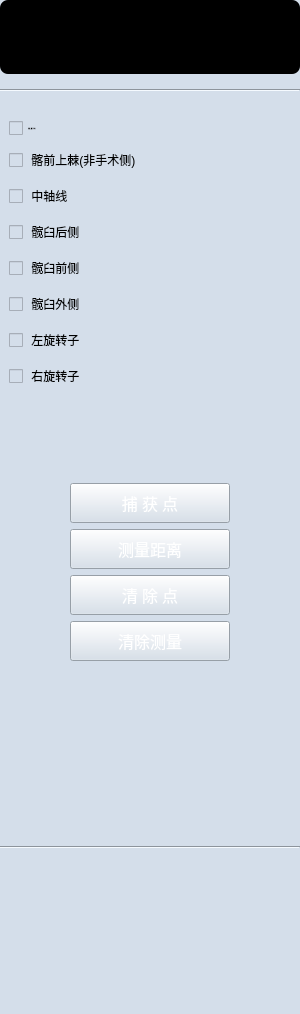
First picture: the form in Plugins/org.mitk.lancet.qctmark/src/internal/QCTMarkerControls.ui, repository zhaomengxiao/LancetMITK-Adition, before the edit.
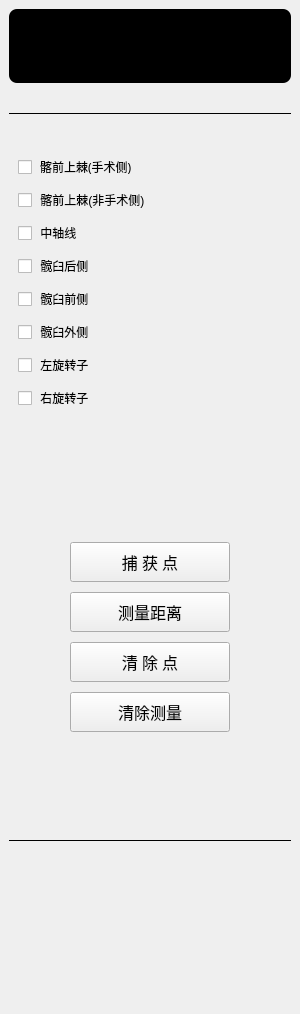
Second picture: the form after the edit. Icons and pictures are not drawn.

```diff
--- a/Plugins/org.mitk.lancet.qctmark/src/internal/QCTMarkerControls.ui
+++ b/Plugins/org.mitk.lancet.qctmark/src/internal/QCTMarkerControls.ui
@@ -32,7 +32,7 @@
    <string>硬件准备</string>
   </property>
   <property name="styleSheet">
-   <string notr="true">background:#d4deea;</string>
+   <string notr="true"/>
   </property>
   <property name="currentIndex" stdset="0">
    <number>0</number>
@@ -50,6 +50,21 @@
     <string notr="true"/>
    </property>
    <layout class="QVBoxLayout" name="verticalLayout_4">
+    <property name="spacing">
+     <number>0</number>
+    </property>
+    <property name="leftMargin">
+     <number>9</number>
+    </property>
+    <property name="topMargin">
+     <number>9</number>
+    </property>
+    <property name="rightMargin">
+     <number>9</number>
+    </property>
+    <property name="bottomMargin">
+     <number>9</number>
+    </property>
     <item>
      <widget class="QWidget" name="widget_2" native="true">
       <property name="sizePolicy">
@@ -79,7 +94,23 @@
      </widget>
     </item>
     <item>
-     <widget class="Line" name="line_5">
+     <spacer name="verticalSpacer_3">
+      <property name="orientation">
+       <enum>Qt::Vertical</enum>
+      </property>
+      <property name="sizeType">
+       <enum>QSizePolicy::Fixed</enum>
+      </property>
+      <property name="sizeHint" stdset="0">
+       <size>
+        <width>20</width>
+        <height>20</height>
+       </size>
+      </property>
+     </spacer>
+    </item>
+    <item>
+     <widget class="Line" name="line1">
       <property name="minimumSize">
        <size>
         <width>0</width>
@@ -87,14 +118,32 @@
        </size>
       </property>
       <property name="styleSheet">
-       <string notr="true">border-image: url(:/image/fenge.png);
-</string>
+       <string notr="true"/>
+      </property>
+      <property name="frameShadow">
+       <enum>QFrame::Plain</enum>
       </property>
       <property name="orientation">
        <enum>Qt::Horizontal</enum>
       </property>
      </widget>
     </item>
+    <item>
+     <spacer name="verticalSpacer_4">
+      <property name="orientation">
+       <enum>Qt::Vertical</enum>
+      </property>
+      <property name="sizeType">
+       <enum>QSizePolicy::Fixed</enum>
+      </property>
+      <property name="sizeHint" stdset="0">
+       <size>
+        <width>20</width>
+        <height>20</height>
+       </size>
+      </property>
+     </spacer>
+    </item>
     <item>
      <widget class="QFrame" name="frame_2">
       <property name="minimumSize">
@@ -118,23 +167,13 @@
          <property name="font">
           <font>
            <family>黑体</family>
-           <pointsize>-1</pointsize>
            <weight>50</weight>
            <italic>false</italic>
            <bold>false</bold>
           </font>
          </property>
          <property name="styleSheet">
-          <string notr="true">QCheckBox::indicator:unchecked {image:  url(:/org.mitk.lancet.qctmark//image/radio_success.png);}
-QCheckBox{
-	font: 18px &quot;黑体&quot;;
-    color:black;
-}
-QCheckBox::indicator:checked {image: url(:/org.mitk.lancet.qctmark//image/radio.png);;color:green;}
-QCheckBox:unchecked {color:black;}
-QCheckBox:checked {color: rgb(55,174,150);}
-
-</string>
+          <string notr="true"/>
          </property>
          <property name="text">
           <string> 髂前上棘(手术侧)</string>
@@ -150,16 +189,7 @@
        <item>
         <widget class="QCheckBox" name="checkBox_2">
          <property name="styleSheet">
-          <string notr="true">QCheckBox::indicator:unchecked {image:  url(:/org.mitk.lancet.qctmark//image/radio_success.png);}
-QCheckBox{
-	font: 18px &quot;黑体&quot;;
-    color:black;
-}
-QCheckBox::indicator:checked {image: url(:/org.mitk.lancet.qctmark//image/radio.png);;color:green;}
-QCheckBox:unchecked {color:black;}
-QCheckBox:checked {color: rgb(55,174,150);}
-
-</string>
+          <string notr="true"/>
          </property>
          <property name="text">
           <string> 髂前上棘(非手术侧)</string>
@@ -172,16 +202,7 @@
        <item>
         <widget class="QCheckBox" name="checkBox_3">
          <property name="styleSheet">
-          <string notr="true">QCheckBox::indicator:unchecked {image:  url(:/org.mitk.lancet.qctmark//image/radio_success.png);}
-QCheckBox{
-	font: 18px &quot;黑体&quot;;
-    color:black;
-}
-QCheckBox::indicator:checked {image: url(:/org.mitk.lancet.qctmark//image/radio.png);;color:green;}
-QCheckBox:unchecked {color:black;}
-QCheckBox:checked {color: rgb(55,174,150);}
-
-</string>
+          <string notr="true"/>
          </property>
          <property name="text">
           <string> 中轴线</string>
@@ -194,15 +215,7 @@
        <item>
         <widget class="QCheckBox" name="checkBox_4">
          <property name="styleSheet">
-          <string notr="true">QCheckBox::indicator:unchecked {image:  url(:/org.mitk.lancet.qctmark//image/radio_success.png);}
-QCheckBox{
-	font: 18px &quot;黑体&quot;;
-    color:black;
-}
-QCheckBox::indicator:checked {image: url(:/org.mitk.lancet.qctmark//image/radio.png);;color:green;}
-QCheckBox:unchecked {color:black;}
-QCheckBox:checked {color: rgb(55,174,150);}
-</string>
+          <string notr="true"/>
          </property>
          <property name="text">
           <string> 髋臼后侧</string>
@@ -215,15 +228,7 @@
        <item>
         <widget class="QCheckBox" name="checkBox_5">
          <property name="styleSheet">
-          <string notr="true">QCheckBox::indicator:unchecked {image:  url(:/org.mitk.lancet.qctmark//image/radio_success.png);}
-QCheckBox{
-	font: 18px &quot;黑体&quot;;
-    color:black;
-}
-QCheckBox::indicator:checked {image: url(:/org.mitk.lancet.qctmark//image/radio.png);;color:green;}
-QCheckBox:unchecked {color:black;}
-QCheckBox:checked {color: rgb(55,174,150);}
-</string>
+          <string notr="true"/>
          </property>
          <property name="text">
           <string> 髋臼前侧</string>
@@ -236,15 +241,7 @@
        <item>
         <widget class="QCheckBox" name="checkBox_6">
          <property name="styleSheet">
-          <string notr="true">QCheckBox::indicator:unchecked {image:  url(:/org.mitk.lancet.qctmark//image/radio_success.png);}
-QCheckBox{
-	font: 18px &quot;黑体&quot;;
-    color:black;
-}
-QCheckBox::indicator:checked {image: url(:/org.mitk.lancet.qctmark//image/radio.png);;color:green;}
-QCheckBox:unchecked {color:black;}
-QCheckBox:checked {color: rgb(55,174,150);}
-</string>
+          <string notr="true"/>
          </property>
          <property name="text">
           <string> 髋臼外侧</string>
@@ -257,15 +254,7 @@
        <item>
         <widget class="QCheckBox" name="checkBox_7">
          <property name="styleSheet">
-          <string notr="true">QCheckBox::indicator:unchecked {image:  url(:/org.mitk.lancet.qctmark//image/radio_success.png);}
-QCheckBox{
-	font: 18px &quot;黑体&quot;;
-    color:black;
-}
-QCheckBox::indicator:checked {image: url(:/org.mitk.lancet.qctmark//image/radio.png);;color:green;}
-QCheckBox:unchecked {color:black;}
-QCheckBox:checked {color: rgb(55,174,150);}
-</string>
+          <string notr="true"/>
          </property>
          <property name="text">
           <string> 左旋转子</string>
@@ -278,15 +267,7 @@
        <item>
         <widget class="QCheckBox" name="checkBox_8">
          <property name="styleSheet">
-          <string notr="true">QCheckBox::indicator:unchecked {image:  url(:/org.mitk.lancet.qctmark//image/radio_success.png);}
-QCheckBox{
-	font: 18px &quot;黑体&quot;;
-    color:black;
-}
-QCheckBox::indicator:checked {image: url(:/org.mitk.lancet.qctmark//image/radio.png);;color:green;}
-QCheckBox:unchecked {color:black;}
-QCheckBox:checked {color: rgb(55,174,150);}
-</string>
+          <string notr="true"/>
          </property>
          <property name="text">
           <string> 右旋转子</string>
@@ -296,6 +277,22 @@
          </property>
         </widget>
        </item>
+       <item>
+        <spacer name="verticalSpacer_9">
+         <property name="orientation">
+          <enum>Qt::Vertical</enum>
+         </property>
+         <property name="sizeType">
+          <enum>QSizePolicy::Fixed</enum>
+         </property>
+         <property name="sizeHint" stdset="0">
+          <size>
+           <width>20</width>
+           <height>20</height>
+          </size>
+         </property>
+        </spacer>
+       </item>
       </layout>
      </widget>
     </item>
@@ -307,7 +304,7 @@
       <property name="sizeHint" stdset="0">
        <size>
         <width>20</width>
-        <height>40</height>
+        <height>20</height>
        </size>
       </property>
      </spacer>
@@ -348,24 +345,7 @@
          </font>
         </property>
         <property name="styleSheet">
-         <string notr="true">QPushButton{
-	border-image: url(:/org.mitk.lancet.qctmark/image/default.png);
-	color:white;
-}
-QPushButton::hover
-{
-	border-image: url(:/org.mitk.lancet.qctmark//image/on.png);
-	color:balck;
-}
-QPushButton::disabled
-{
-	border-image: url(:/org.mitk.lancet.qctmark//image/disabled.png);	
-	color: rgb(153, 153, 153);
-}
-QPushButton:pressed{
-	padding-left:6px;
-	padding-top:6px;
-}</string>
+         <string notr="true"/>
         </property>
         <property name="text">
          <string>捕 获 点</string>
@@ -393,6 +373,22 @@
       </item>
      </layout>
     </item>
+    <item>
+     <spacer name="verticalSpacer_6">
+      <property name="orientation">
+       <enum>Qt::Vertical</enum>
+      </property>
+      <property name="sizeType">
+       <enum>QSizePolicy::Fixed</enum>
+      </property>
+      <property name="sizeHint" stdset="0">
+       <size>
+        <width>20</width>
+        <height>10</height>
+       </size>
+      </property>
+     </spacer>
+    </item>
     <item>
      <layout class="QHBoxLayout" name="horizontalLayout_2">
       <item>
@@ -423,24 +419,7 @@
          </font>
         </property>
         <property name="styleSheet">
-         <string notr="true">QPushButton{
-	border-image: url(:/org.mitk.lancet.qctmark//image/default.png);
-	color:white;
-}
-QPushButton::hover
-{
-	border-image: url(:/org.mitk.lancet.qctmark//image/on.png);
-	color:balck;
-}
-QPushButton::disabled
-{
-	border-image: url(:/org.mitk.lancet.qctmark//image/disabled.png);	
-	color: rgb(153, 153, 153);
-}
-QPushButton:pressed{
-	padding-left:6px;
-	padding-top:6px;
-}</string>
+         <string notr="true"/>
         </property>
         <property name="text">
          <string>测量距离</string>
@@ -462,6 +441,22 @@
       </item>
      </layout>
     </item>
+    <item>
+     <spacer name="verticalSpacer_7">
+      <property name="orientation">
+       <enum>Qt::Vertical</enum>
+      </property>
+      <property name="sizeType">
+       <enum>QSizePolicy::Fixed</enum>
+      </property>
+      <property name="sizeHint" stdset="0">
+       <size>
+        <width>20</width>
+        <height>10</height>
+       </size>
+      </property>
+     </spacer>
+    </item>
     <item>
      <layout class="QHBoxLayout" name="horizontalLayout_5">
       <item>
@@ -492,24 +487,7 @@
          </font>
         </property>
         <property name="styleSheet">
-         <string notr="true">QPushButton{
-	border-image: url(:/org.mitk.lancet.qctmark//image/default.png);
-	color:white;
-}
-QPushButton::hover
-{
-	border-image: url(:/org.mitk.lancet.qctmark//image/on.png);
-	color:balck;
-}
-QPushButton::disabled
-{
-	border-image: url(:/org.mitk.lancet.qctmark//image/disabled.png);	
-	color: rgb(153, 153, 153);
-}
-QPushButton:pressed{
-	padding-left:6px;
-	padding-top:6px;
-}</string>
+         <string notr="true"/>
         </property>
         <property name="text">
          <string>清 除 点</string>
@@ -531,6 +509,22 @@
       </item>
      </layout>
     </item>
+    <item>
+     <spacer name="verticalSpacer_8">
+      <property name="orientation">
+       <enum>Qt::Vertical</enum>
+      </property>
+      <property name="sizeType">
+       <enum>QSizePolicy::Fixed</enum>
+      </property>
+      <property name="sizeHint" stdset="0">
+       <size>
+        <width>20</width>
+        <height>10</height>
+       </size>
+      </property>
+     </spacer>
+    </item>
     <item>
      <layout class="QHBoxLayout" name="horizontalLayout_7">
       <item>
@@ -561,24 +555,7 @@
          </font>
         </property>
         <property name="styleSheet">
-         <string notr="true">QPushButton{
-	border-image: url(:/org.mitk.lancet.qctmark//image/default.png);
-	color:white;
-}
-QPushButton::hover
-{
-	border-image: url(:/org.mitk.lancet.qctmark//image/on.png);
-	color:balck;
-}
-QPushButton::disabled
-{
-	border-image: url(:/org.mitk.lancet.qctmark//image/disabled.png);	
-	color: rgb(153, 153, 153);
-}
-QPushButton:pressed{
-	padding-left:6px;
-	padding-top:6px;
-}</string>
+         <string notr="true"/>
         </property>
         <property name="text">
          <string>清除测量</string>
@@ -605,10 +582,13 @@
       <property name="orientation">
        <enum>Qt::Vertical</enum>
       </property>
+      <property name="sizeType">
+       <enum>QSizePolicy::Expanding</enum>
+      </property>
       <property name="sizeHint" stdset="0">
        <size>
         <width>20</width>
-        <height>170</height>
+        <height>40</height>
        </size>
       </property>
      </spacer>
@@ -622,14 +602,32 @@
        </size>
       </property>
       <property name="styleSheet">
-       <string notr="true">border-image: url(:/image/fenge.png);
-</string>
+       <string notr="true"/>
+      </property>
+      <property name="frameShadow">
+       <enum>QFrame::Plain</enum>
       </property>
       <property name="orientation">
        <enum>Qt::Horizontal</enum>
       </property>
      </widget>
     </item>
+    <item>
+     <spacer name="verticalSpacer_5">
+      <property name="orientation">
+       <enum>Qt::Vertical</enum>
+      </property>
+      <property name="sizeType">
+       <enum>QSizePolicy::Fixed</enum>
+      </property>
+      <property name="sizeHint" stdset="0">
+       <size>
+        <width>20</width>
+        <height>10</height>
+       </size>
+      </property>
+     </spacer>
+    </item>
     <item>
      <widget class="QWidget" name="widgetInfo" native="true">
       <property name="minimumSize">
@@ -641,25 +639,6 @@
       <property name="styleSheet">
        <string notr="true"/>
       </property>
-      <widget class="QLabel" name="label">
-       <property name="geometry">
-        <rect>
-         <x>2</x>
-         <y>2</y>
-         <width>54</width>
-         <height>16</height>
-        </rect>
-       </property>
-       <property name="font">
-        <font>
-         <family>黑体</family>
-         <pointsize>12</pointsize>
-        </font>
-       </property>
-       <property name="text">
-        <string/>
-       </property>
-      </widget>
      </widget>
     </item>
     <item>
```
Left out of the diff: 2 changed lines with no effect on the pictures.
